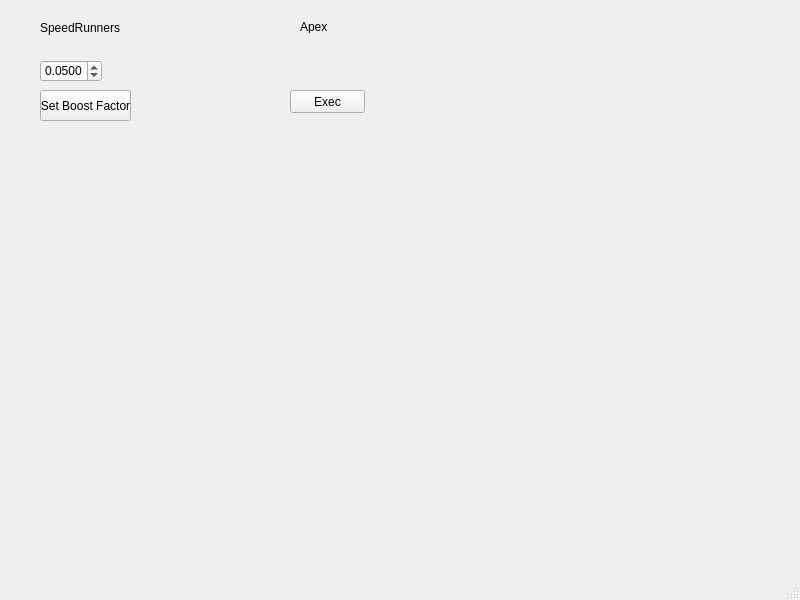
Old version of the form speedrunners.ui in the repository orkido/cheats.
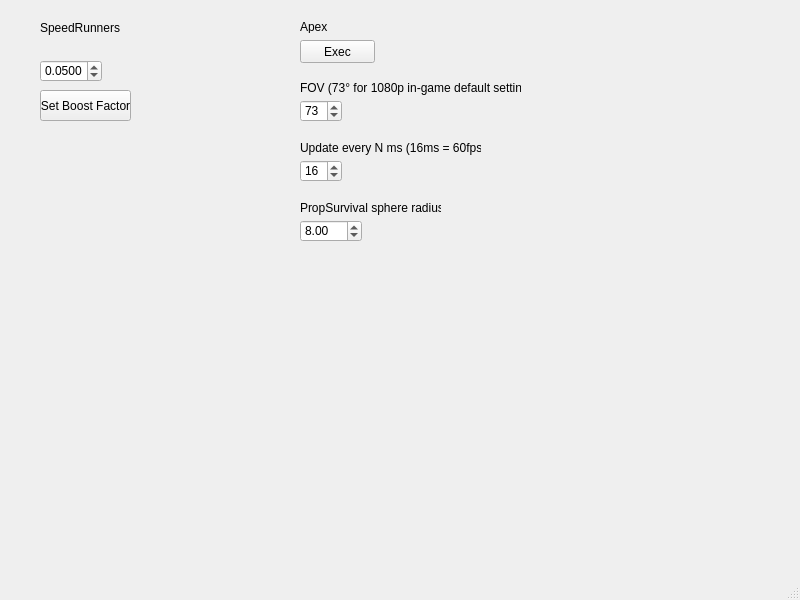
New version of the form.

Commit message: add apex overlay

The edit to the form file:
```diff
--- a/speedrunners.ui
+++ b/speedrunners.ui
@@ -81,8 +81,8 @@
    <widget class="QPushButton" name="bt_apex">
     <property name="geometry">
      <rect>
-      <x>290</x>
-      <y>90</y>
+      <x>300</x>
+      <y>40</y>
       <width>75</width>
       <height>23</height>
      </rect>
@@ -91,6 +91,99 @@
      <string>Exec</string>
     </property>
    </widget>
+   <widget class="QLabel" name="label_5">
+    <property name="geometry">
+     <rect>
+      <x>300</x>
+      <y>80</y>
+      <width>221</width>
+      <height>16</height>
+     </rect>
+    </property>
+    <property name="text">
+     <string>FOV (73° for 1080p in-game default settings)</string>
+    </property>
+   </widget>
+   <widget class="QSpinBox" name="spinBox_FOV">
+    <property name="geometry">
+     <rect>
+      <x>300</x>
+      <y>100</y>
+      <width>42</width>
+      <height>22</height>
+     </rect>
+    </property>
+    <property name="minimum">
+     <number>-180</number>
+    </property>
+    <property name="maximum">
+     <number>180</number>
+    </property>
+    <property name="value">
+     <number>73</number>
+    </property>
+   </widget>
+   <widget class="QLabel" name="label_3">
+    <property name="geometry">
+     <rect>
+      <x>300</x>
+      <y>140</y>
+      <width>181</width>
+      <height>16</height>
+     </rect>
+    </property>
+    <property name="text">
+     <string>Update every N ms (16ms = 60fps)</string>
+    </property>
+   </widget>
+   <widget class="QSpinBox" name="spinBox_refresh_rate">
+    <property name="geometry">
+     <rect>
+      <x>300</x>
+      <y>160</y>
+      <width>42</width>
+      <height>22</height>
+     </rect>
+    </property>
+    <property name="minimum">
+     <number>0</number>
+    </property>
+    <property name="maximum">
+     <number>100000</number>
+    </property>
+    <property name="value">
+     <number>16</number>
+    </property>
+   </widget>
+   <widget class="QLabel" name="label_4">
+    <property name="geometry">
+     <rect>
+      <x>300</x>
+      <y>200</y>
+      <width>141</width>
+      <height>16</height>
+     </rect>
+    </property>
+    <property name="text">
+     <string>PropSurvival sphere radius</string>
+    </property>
+   </widget>
+   <widget class="QDoubleSpinBox" name="doubleSpinBox_overlay_propsurvival_radius">
+    <property name="geometry">
+     <rect>
+      <x>300</x>
+      <y>220</y>
+      <width>62</width>
+      <height>22</height>
+     </rect>
+    </property>
+    <property name="maximum">
+     <double>100000.000000000000000</double>
+    </property>
+    <property name="value">
+     <double>8.000000000000000</double>
+    </property>
+   </widget>
   </widget>
   <widget class="QMenuBar" name="menubar">
    <property name="geometry">
```
Left out of the diff: 48 changed lines with no effect on the pictures. The commit also changes 5 other files.
